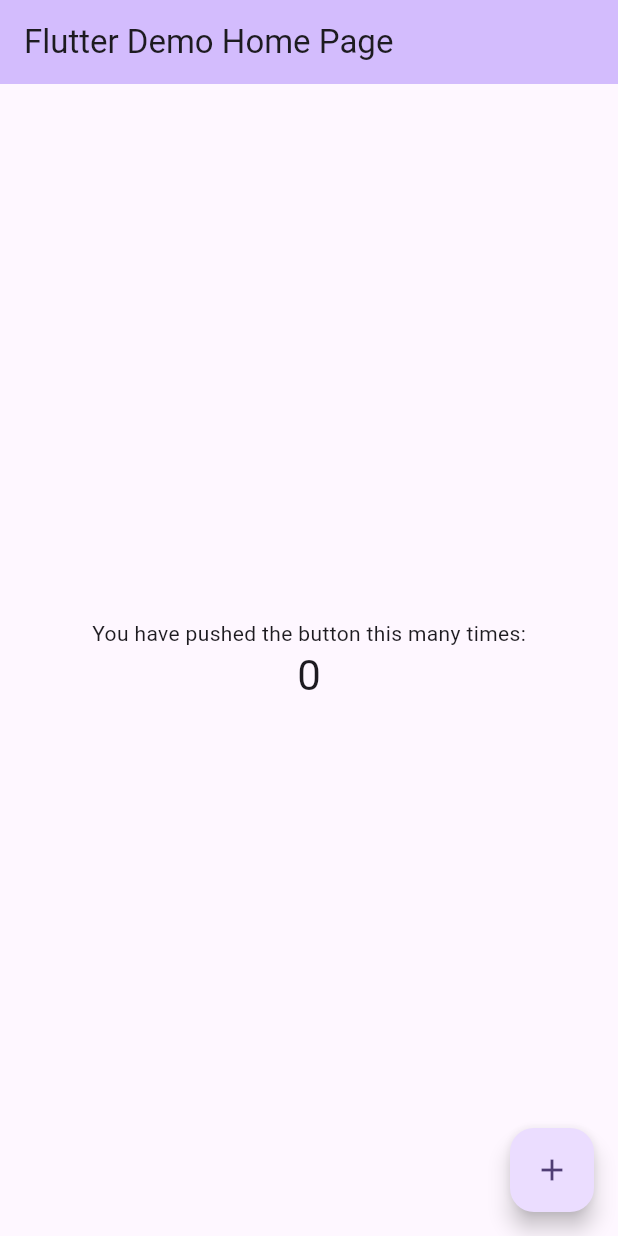
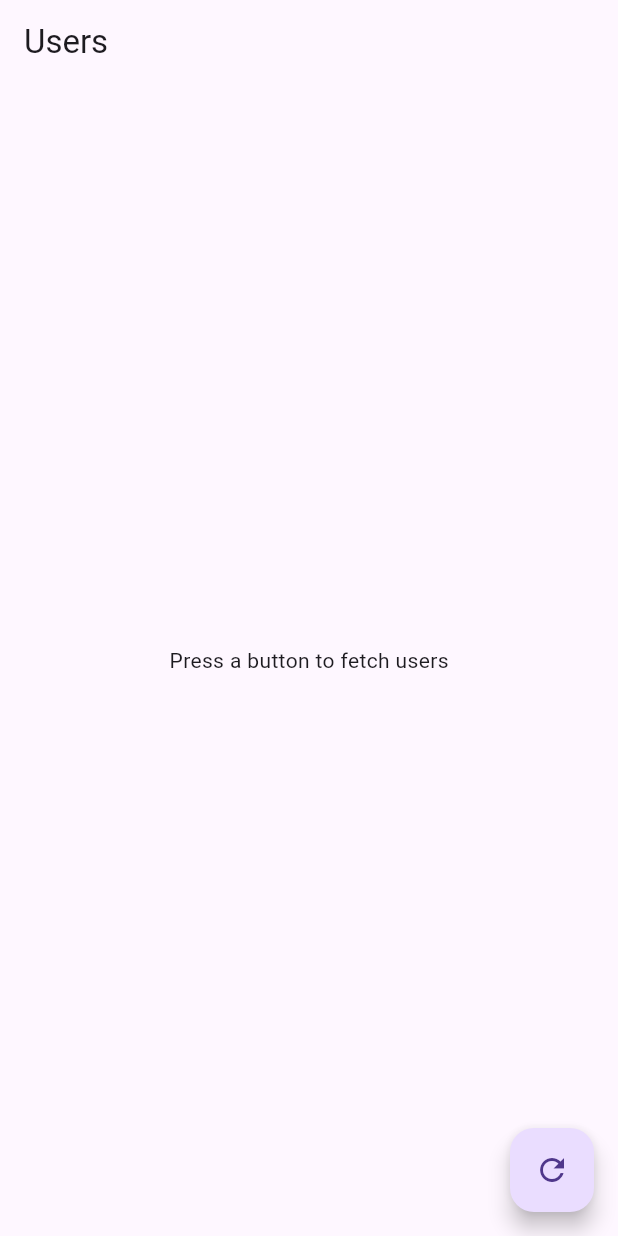
Before and after one commit to Asharulislam/Flutter-Architecture, a Flutter app: the screen it shows after launch, on a phone screen of 412 x 824 dp. Run offline on Flutter 3.47's test engine with Material 3 defaults, Android fonts, the phone set to English and light mode, and no system bars; our stand-ins replace flutter_bloc, get_it.

Commit message:
basic architecture complete

```diff
--- a/lib/main.dart
+++ b/lib/main.dart
@@ -1,101 +1,24 @@
 import 'package:flutter/material.dart';
+import 'package:flutter_architecture/src/presentation/screens/user_screen.dart';
+import 'package:flutter_bloc/flutter_bloc.dart';
+import 'src/bloc/user_bloc.dart';
+import 'src/service_locator.dart' as di;
 
 void main() {
-  runApp(const MyApp());
+  di.init();
+  runApp(MyApp());
 }
 
 class MyApp extends StatelessWidget {
   const MyApp({super.key});
 
-
   @override
   Widget build(BuildContext context) {
     return MaterialApp(
-      title: 'Flutter Demo',
-      theme: ThemeData(
-
-
-        colorScheme: ColorScheme.fromSeed(seedColor: Colors.deepPurple),
-        useMaterial3: true,
+      home: BlocProvider(
+        create: (_) => di.sl<UserBloc>(),
+        child: const UserScreen(),
       ),
-      home: const MyHomePage(title: 'Flutter Demo Home Page'),
     );
   }
 }
-
-class MyHomePage extends StatefulWidget {
-  const MyHomePage({super.key, required this.title});
-
-
-
-  final String title;
-
-  @override
-  State<MyHomePage> createState() => _MyHomePageState();
-}
-
-class _MyHomePageState extends State<MyHomePage> {
-  int _counter = 0;
-
-  void _incrementCounter() {
-    setState(() {
-
-      _counter++;
-    });
-  }
-
-  @override
-  Widget build(BuildContext context) {
-    // This method is rerun every time setState is called, for instance as done
-    // by the _incrementCounter method above.
-    //
-    // The Flutter framework has been optimized to make rerunning build methods
-    // fast, so that you can just rebuild anything that needs updating rather
-    // than having to individually change instances of widgets.
-    return Scaffold(
-      appBar: AppBar(
-        // TRY THIS: Try changing the color here to a specific color (to
-        // Colors.amber, perhaps?) and trigger a hot reload to see the AppBar
-        // change color while the other colors stay the same.
-        backgroundColor: Theme.of(context).colorScheme.inversePrimary,
-        // Here we take the value from the MyHomePage object that was created by
-        // the App.build method, and use it to set our appbar title.
-        title: Text(widget.title),
-      ),
-      body: Center(
-        // Center is a layout widget. It takes a single child and positions it
-        // in the middle of the parent.
-        child: Column(
-          // Column is also a layout widget. It takes a list of children and
-          // arranges them vertically. By default, it sizes itself to fit its
-          // children horizontally, and tries to be as tall as its parent.
-          //
-          // Column has various properties to control how it sizes itself and
-          // how it positions its children. Here we use mainAxisAlignment to
-          // center the children vertically; the main axis here is the vertical
-          // axis because Columns are vertical (the cross axis would be
-          // horizontal).
-          //
-          // TRY THIS: Invoke "debug painting" (choose the "Toggle Debug Paint"
-          // action in the IDE, or press "p" in the console), to see the
-          // wireframe for each widget.
-          mainAxisAlignment: MainAxisAlignment.center,
-          children: <Widget>[
-            const Text(
-              'You have pushed the button this many times:',
-            ),
-            Text(
-              '$_counter',
-              style: Theme.of(context).textTheme.headlineMedium,
-            ),
-          ],
-        ),
-      ),
-      floatingActionButton: FloatingActionButton(
-        onPressed: _incrementCounter,
-        tooltip: 'Increment',
-        child: const Icon(Icons.add),
-      ), // This trailing comma makes auto-formatting nicer for build methods.
-    );
-  }
-}
--- /dev/null
+++ b/lib/src/bloc/user_bloc.dart
@@ -0,0 +1,22 @@
+import 'package:flutter_bloc/flutter_bloc.dart';
+import '../domain/entities/user.dart';
+import '../domain/usecases/get_users.dart';
+
+part 'user_event.dart';
+part 'user_state.dart';
+
+class UserBloc extends Bloc<UserEvent, UserState> {
+  final GetUsers getUsers;
+
+  UserBloc({required this.getUsers}) : super(UserInitial()) {
+    on<GetUsersEvent>((event, emit) async {
+      emit(UserLoading());
+      try {
+        final users = await getUsers();
+        emit(UserLoaded(users));
+      } catch (e) {
+        emit(UserError(e.toString()));
+      }
+    });
+  }
+}
--- /dev/null
+++ b/lib/src/bloc/user_event.dart
@@ -0,0 +1,5 @@
+part of 'user_bloc.dart';
+
+abstract class UserEvent {}
+
+class GetUsersEvent extends UserEvent {}
--- /dev/null
+++ b/lib/src/bloc/user_state.dart
@@ -0,0 +1,17 @@
+part of 'user_bloc.dart';
+
+abstract class UserState {}
+
+class UserInitial extends UserState {}
+
+class UserLoading extends UserState {}
+
+class UserLoaded extends UserState {
+  final List<User> users;
+  UserLoaded(this.users);
+}
+
+class UserError extends UserState {
+  final String message;
+  UserError(this.message);
+}
--- a/lib/src/data/data_sources/local_data_source.dart
+++ b/lib/src/data/data_sources/local_data_source.dart
@@ -0,0 +1,6 @@
+// In local_data_source.dart
+import '../../domain/entities/user.dart';
+
+abstract class LocalDataSource {
+  Future<List<User>> getUsers();
+}
--- /dev/null
+++ b/lib/src/data/repositories/user_repository_impl.dart
@@ -0,0 +1,25 @@
+import '../../domain/entities/user.dart';
+import '../../domain/repositories/user_repository.dart';
+import '../data_sources/local_data_source.dart';
+import '../data_sources/remote_data_source.dart';
+
+
+class UserRepositoryImpl implements UserRepository {
+  final RemoteDataSource remoteDataSource;
+  final LocalDataSource localDataSource;
+
+  UserRepositoryImpl({required this.remoteDataSource, required this.localDataSource});
+
+  @override
+  Future<List<User>> getUsers() async {
+    // Example strategy: Try to get users from the local data source first
+    List<User> users = await localDataSource.getUsers();
+    if (users.isEmpty) {
+      // If no users are found locally, fetch from the remote data source
+      users = await remoteDataSource.getUsers();
+      // Optionally, cache the remote users locally
+      // localDataSource.cacheUsers(users);
+    }
+    return users;
+  }
+}
--- /dev/null
+++ b/lib/src/domain/entities/user.dart
@@ -0,0 +1,6 @@
+class User {
+  final int id;
+  final String name;
+
+  User({required this.id, required this.name});
+}
--- /dev/null
+++ b/lib/src/domain/repositories/user_repository.dart
@@ -0,0 +1,5 @@
+import '../entities/user.dart';
+
+abstract class UserRepository {
+  Future<List<User>> getUsers();
+}
--- /dev/null
+++ b/lib/src/domain/usecases/get_users.dart
@@ -0,0 +1,12 @@
+import '../entities/user.dart';
+import '../repositories/user_repository.dart';
+
+class GetUsers {
+  final UserRepository repository;
+
+  GetUsers(this.repository);
+
+  Future<List<User>> call() async {
+    return await repository.getUsers();
+  }
+}
--- /dev/null
+++ b/lib/src/presentation/screens/user_screen.dart
@@ -0,0 +1,41 @@
+import 'package:flutter/material.dart';
+import 'package:flutter_bloc/flutter_bloc.dart';
+import '../../../src/bloc/user_bloc.dart';
+
+class UserScreen extends StatelessWidget {
+  const UserScreen({super.key});
+
+  @override
+  Widget build(BuildContext context) {
+    return Scaffold(
+      appBar: AppBar(
+        title: const Text('Users'),
+      ),
+      body: BlocBuilder<UserBloc, UserState>(
+        builder: (context, state) {
+          if (state is UserLoading) {
+            return const Center(child: CircularProgressIndicator());
+          } else if (state is UserLoaded) {
+            return ListView.builder(
+              itemCount: state.users.length,
+              itemBuilder: (context, index) {
+                return ListTile(
+                  title: Text(state.users[index].name),
+                );
+              },
+            );
+          } else if (state is UserError) {
+            return Center(child: Text(state.message));
+          }
+          return const Center(child: Text('Press a button to fetch users'));
+        },
+      ),
+      floatingActionButton: FloatingActionButton(
+        onPressed: () {
+          context.read<UserBloc>().add(GetUsersEvent());
+        },
+        child: const Icon(Icons.refresh),
+      ),
+    );
+  }
+}
```
Also changed, not shown: lib/src/data/data_sources/remote_data_source.dart (+25 -0 lines), lib/src/data/models/user_model.dart (added, +9 -0 lines), lib/src/data/repositories/local_repository_impl.dart (added, +16 -0 lines), lib/src/service_locator.dart (added, +35 -0 lines), pubspec.yaml (+3 -4 lines), pubspec.lock, 1 other file.
